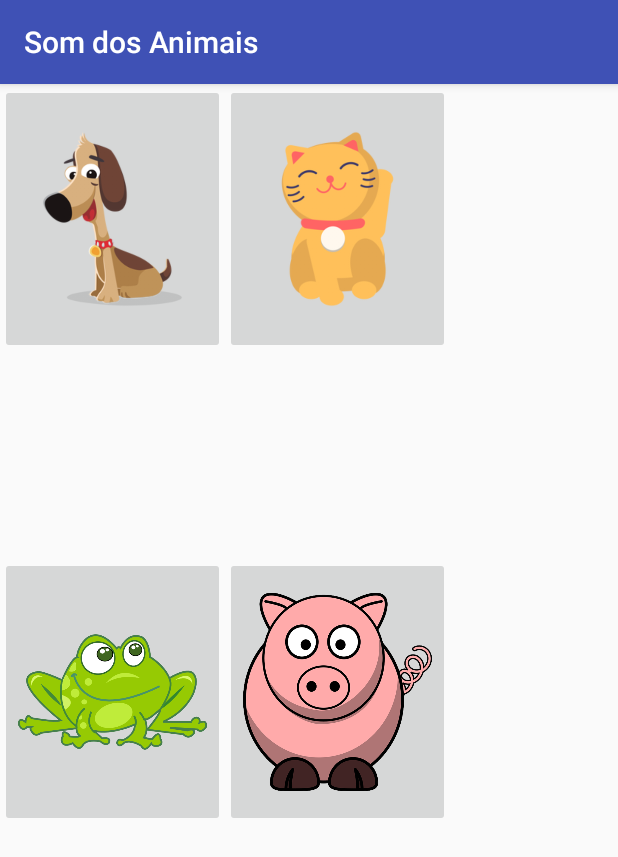
After one commit to surycaty/som-dos-animais, an Android app: the SomAnimaisActivity screen opened directly, with no data from a screen before it, on a phone screen of 412 x 824 dp. The commit adds this screen. Shown: the top 857 px of the screen. Run offline under Robolectric (Android 15) with nearby library versions, the phone set to English and light mode, and no system bars.

Commit message:
Atualizando app

```diff
--- a/app/src/main/AndroidManifest.xml
+++ b/app/src/main/AndroidManifest.xml
@@ -16,6 +16,7 @@
                 <category android:name="android.intent.category.LAUNCHER" />
             </intent-filter>
         </activity>
+        <activity android:name=".SomAnimaisActivity"></activity>
     </application>
 
 </manifest>
--- /dev/null
+++ b/app/src/main/java/com/surycaty/somdosanimais/SomAnimaisActivity.java
@@ -0,0 +1,13 @@
+package com.surycaty.somdosanimais;
+
+import android.support.v7.app.AppCompatActivity;
+import android.os.Bundle;
+
+public class SomAnimaisActivity extends AppCompatActivity {
+
+    @Override
+    protected void onCreate(Bundle savedInstanceState) {
+        super.onCreate(savedInstanceState);
+        setContentView(R.layout.activity_som_animais);
+    }
+}
--- /dev/null
+++ b/app/src/main/res/layout/activity_som_animais.xml
@@ -0,0 +1,59 @@
+<?xml version="1.0" encoding="utf-8"?>
+<android.support.constraint.ConstraintLayout xmlns:android="http://schemas.android.com/apk/res/android"
+    xmlns:app="http://schemas.android.com/apk/res-auto"
+    xmlns:tools="http://schemas.android.com/tools"
+    android:layout_width="match_parent"
+    android:layout_height="match_parent"
+    tools:context="com.surycaty.somdosanimais.SomAnimaisActivity">
+
+    <GridLayout
+        android:layout_width="0dp"
+        android:layout_height="495dp"
+        tools:layout_editor_absoluteX="8dp"
+        tools:layout_editor_absoluteY="10dp">
+
+        <ImageButton
+            android:id="@+id/imgButton01"
+            android:layout_width="150dp"
+            android:layout_height="180dp"
+            android:scaleType="fitCenter"
+            app:srcCompat="@drawable/cachorro"
+            tools:layout_editor_absoluteX="37dp"
+            tools:layout_editor_absoluteY="41dp" />
+
+        <ImageButton
+            android:id="@+id/imgButton03"
+            android:layout_width="150dp"
+            android:layout_height="180dp"
+            android:layout_column="2"
+            android:layout_row="2"
+            android:scaleType="fitCenter"
+            app:srcCompat="@drawable/porco"
+            tools:layout_editor_absoluteX="37dp"
+            tools:layout_editor_absoluteY="295dp" />
+
+        <ImageButton
+            android:id="@+id/imgButton04"
+            android:layout_width="150dp"
+            android:layout_height="180dp"
+            android:layout_column="0"
+            android:layout_row="2"
+            android:scaleType="fitCenter"
+            app:srcCompat="@drawable/sapo"
+            tools:layout_editor_absoluteX="201dp"
+            tools:layout_editor_absoluteY="295dp" />
+
+        <ImageButton
+            android:id="@+id/imgButton02"
+            android:layout_width="150dp"
+            android:layout_height="180dp"
+            android:layout_column="2"
+            android:layout_row="0"
+            android:adjustViewBounds="true"
+            android:scaleType="fitCenter"
+            app:srcCompat="@drawable/gato"
+            tools:layout_editor_absoluteX="201dp"
+            tools:layout_editor_absoluteY="41dp" />
+    </GridLayout>
+
+</android.support.constraint.ConstraintLayout>
```
Also changed, not shown: app/src/main/java/com/surycaty/somdosanimais/MainActivity.java (+23 -0 lines), app/src/main/java/com/surycaty/somdosanimais/entidade/Animal.java (added, +38 -0 lines), app/src/main/res/layout/activity_main.xml (+8 -0 lines), app/src/main/res/drawable/cachorro.png (added), app/src/main/res/drawable/elefante.png (added), app/src/main/res/drawable/galinha.png (added), app/src/main/res/drawable/gato.png (added), app/src/main/res/drawable/macaco.png (added), app/src/main/res/drawable/pato.png (added), app/src/main/res/drawable/pintinho.png (added), app/src/main/res/drawable/porco.png (added), app/src/main/res/drawable/sapo.png (added), app/src/main/res/drawable/vaca.png (added).
